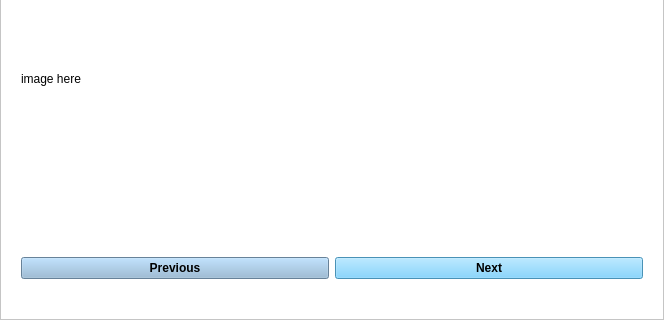
Old version of the form copyclare/ui/tutorial_popup.ui in the repository MotionInput/Team14-CopyClare; both pictures show x 0 to 664 and y 209 to 529 of the 664 by 529 pixel window.
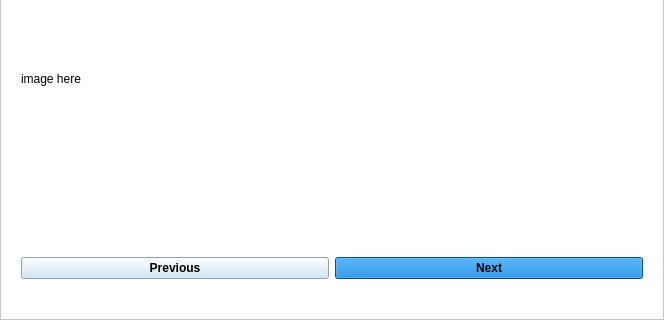
New version of the form.

Diff of the .ui file:
```diff
--- a/copyclare/ui/tutorial_popup.ui
+++ b/copyclare/ui/tutorial_popup.ui
@@ -120,7 +120,7 @@
          </font>
         </property>
         <property name="styleSheet">
-         <string notr="true">background-color: #90b6d6;</string>
+         <string notr="true">background-color: #CCE3F5;</string>
         </property>
         <property name="text">
          <string>Previous</string>
@@ -136,7 +136,7 @@
          </font>
         </property>
         <property name="styleSheet">
-         <string notr="true">background-color: rgb(102, 204, 255);</string>
+         <string notr="true">background-color: #0072CE;</string>
         </property>
         <property name="text">
          <string>Next</string>
```
